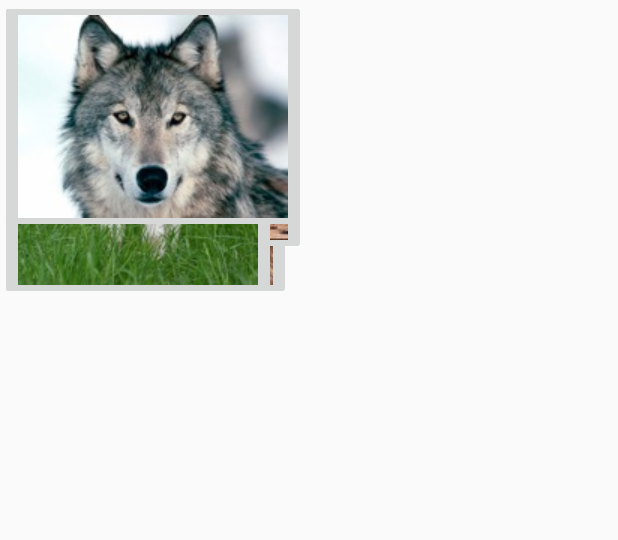
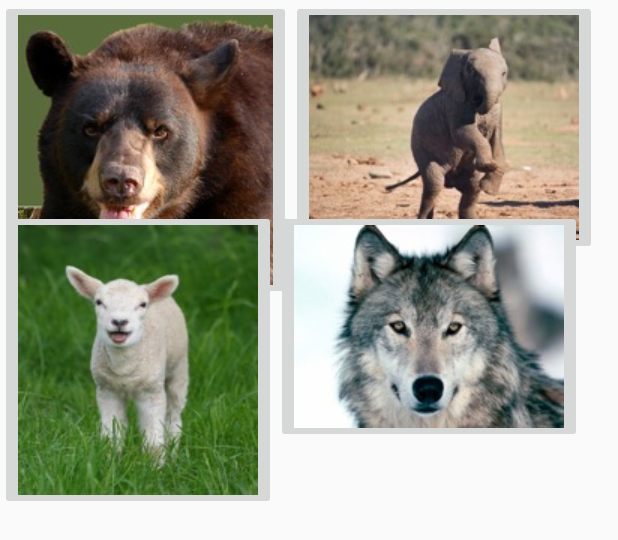
Before and after one commit to rojoslavik/Lab3_3, an Android app: the layout mammals_view.xml on its own in the app's theme, with its tools: preview values and no code run, on a phone screen of 412 x 824 dp. Shown: the top 540 px of the screen. Run offline under Robolectric (Android 15) with nearby library versions, the phone set to English and light mode, and no system bars.

Commit message:
Toimivat layoutit, vaatii designia.

```diff
--- a/app/src/main/AndroidManifest.xml
+++ b/app/src/main/AndroidManifest.xml
@@ -17,6 +17,7 @@
             </intent-filter>
         </activity>
         <activity android:name=".BirdsActivity"></activity>
+        <activity android:name=".MammalsActivity"></activity>
 
     </application>
 
--- a/app/src/main/java/com/example/lab3_3/MainActivity.java
+++ b/app/src/main/java/com/example/lab3_3/MainActivity.java
@@ -29,6 +29,7 @@ public class MainActivity extends AppCompatActivity {
 
         if (item.getItemId() == R.id.mammals_menu_item) {
             Intent mammalsIntent = new Intent(MainActivity.this,MammalsActivity.class);
+            startActivity(mammalsIntent);
 
         }
 
--- a/app/src/main/res/layout/mammals_view.xml
+++ b/app/src/main/res/layout/mammals_view.xml
@@ -6,6 +6,15 @@
     android:layout_width="match_parent"
     android:layout_height="match_parent"
     tools:context=".MammalsActivity">
+
+    <LinearLayout
+        android:orientation="horizontal"
+        android:layout_width="fill_parent"
+        android:layout_height="fill_parent"
+        android:layout_marginBottom="390dp"
+        android:layout_alignParentBottom="true"
+        android:layout_alignParentStart="true"
+        android:layout_alignParentLeft="true">
 
         <ImageButton
             android:id="@+id/karhu"
@@ -23,6 +32,19 @@
             tools:layout_editor_absoluteX="0dp"
             tools:layout_editor_absoluteY="421dp" />
 
+    </LinearLayout>
+
+    <LinearLayout
+        android:orientation="horizontal"
+        android:layout_width="fill_parent"
+        android:layout_height="fill_parent"
+        android:layout_alignParentTop="true"
+        android:layout_alignParentStart="true"
+        android:layout_marginTop="140dp"
+        android:layout_marginBottom="255dp"
+        android:id="@+id/linearLayout"
+        android:layout_alignParentLeft="true">
+
         <ImageButton
             android:id="@+id/lammas"
             android:layout_width="wrap_content"
@@ -38,4 +60,7 @@
             app:srcCompat="@drawable/wolf"
             tools:layout_editor_absoluteX="200dp"
             tools:layout_editor_absoluteY="429dp" />
+
+    </LinearLayout>
+
 </android.support.constraint.ConstraintLayout>
```
Also changed, not shown: app/src/main/res/layout/birds_view.xml (+21 -6 lines). Lines whose indentation alone changed are shown as unchanged.
